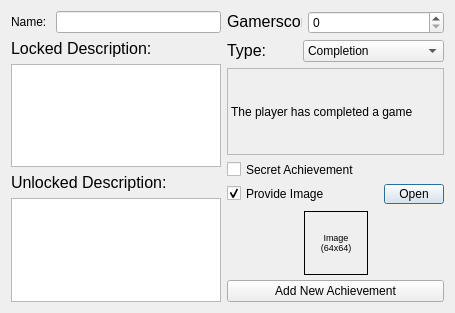
hetelek/XDBF-Manager, file XDBF/achievementinjectordialog.ui: the form before one commit.
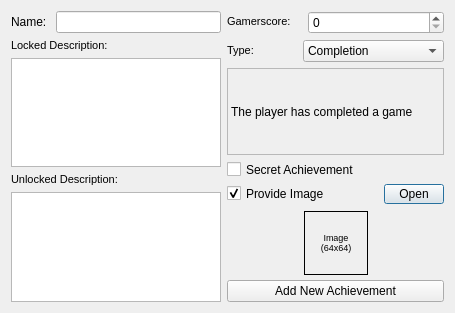
The form after the commit. Icons and pictures are not drawn.

Patch:
```diff
--- a/XDBF/achievementinjectordialog.ui
+++ b/XDBF/achievementinjectordialog.ui
@@ -16,6 +16,11 @@
     <height>313</height>
    </size>
   </property>
+  <property name="font">
+   <font>
+    <family>Arial</family>
+   </font>
+  </property>
   <property name="windowTitle">
    <string>Achievement Adder Dialog</string>
   </property>
@@ -44,12 +49,17 @@
       <layout class="QVBoxLayout" name="verticalLayout_4">
        <item>
         <widget class="QLabel" name="label_6">
+         <property name="font">
+          <font>
+           <family>Arial</family>
+          </font>
+         </property>
          <property name="text">
           <string>&lt;!DOCTYPE HTML PUBLIC &quot;-//W3C//DTD HTML 4.0//EN&quot; &quot;http://www.w3.org/TR/REC-html40/strict.dtd&quot;&gt;
 &lt;html&gt;&lt;head&gt;&lt;meta name=&quot;qrichtext&quot; content=&quot;1&quot; /&gt;&lt;style type=&quot;text/css&quot;&gt;
 p, li { white-space: pre-wrap; }
-&lt;/style&gt;&lt;/head&gt;&lt;body style=&quot; font-family:'Lucida Grande'; font-size:13pt; font-weight:400; font-style:normal;&quot;&gt;
-&lt;p style=&quot; margin-top:0px; margin-bottom:0px; margin-left:0px; margin-right:0px; -qt-block-indent:0; text-indent:0px;&quot;&gt;&lt;span style=&quot; font-family:'MS Shell Dlg 2'; font-size:12pt;&quot;&gt;Locked Description:&lt;/span&gt;&lt;/p&gt;&lt;/body&gt;&lt;/html&gt;</string>
+&lt;/style&gt;&lt;/head&gt;&lt;body style=&quot; font-family:'MS Shell Dlg 2'; font-size:8.25pt; font-weight:400; font-style:normal;&quot;&gt;
+&lt;p style=&quot; margin-top:0px; margin-bottom:0px; margin-left:0px; margin-right:0px; -qt-block-indent:0; text-indent:0px;&quot;&gt;&lt;span style=&quot; font-size:8pt;&quot;&gt;Locked Description:&lt;/span&gt;&lt;/p&gt;&lt;/body&gt;&lt;/html&gt;</string>
          </property>
         </widget>
        </item>
@@ -72,12 +82,17 @@
       <layout class="QVBoxLayout" name="verticalLayout_3">
        <item>
         <widget class="QLabel" name="label_5">
+         <property name="font">
+          <font>
+           <family>Arial</family>
+          </font>
+         </property>
          <property name="text">
           <string>&lt;!DOCTYPE HTML PUBLIC &quot;-//W3C//DTD HTML 4.0//EN&quot; &quot;http://www.w3.org/TR/REC-html40/strict.dtd&quot;&gt;
 &lt;html&gt;&lt;head&gt;&lt;meta name=&quot;qrichtext&quot; content=&quot;1&quot; /&gt;&lt;style type=&quot;text/css&quot;&gt;
 p, li { white-space: pre-wrap; }
-&lt;/style&gt;&lt;/head&gt;&lt;body style=&quot; font-family:'Lucida Grande'; font-size:13pt; font-weight:400; font-style:normal;&quot;&gt;
-&lt;p style=&quot; margin-top:0px; margin-bottom:0px; margin-left:0px; margin-right:0px; -qt-block-indent:0; text-indent:0px;&quot;&gt;&lt;span style=&quot; font-family:'MS Shell Dlg 2'; font-size:12pt;&quot;&gt;Unlocked Description:&lt;/span&gt;&lt;/p&gt;&lt;/body&gt;&lt;/html&gt;</string>
+&lt;/style&gt;&lt;/head&gt;&lt;body style=&quot; font-family:'MS Shell Dlg 2'; font-size:8.25pt; font-weight:400; font-style:normal;&quot;&gt;
+&lt;p style=&quot; margin-top:0px; margin-bottom:0px; margin-left:0px; margin-right:0px; -qt-block-indent:0; text-indent:0px;&quot;&gt;&lt;span style=&quot; font-size:8pt;&quot;&gt;Unlocked Description:&lt;/span&gt;&lt;/p&gt;&lt;/body&gt;&lt;/html&gt;</string>
          </property>
         </widget>
        </item>
@@ -114,12 +129,17 @@
          <height>20</height>
         </size>
        </property>
+       <property name="font">
+        <font>
+         <family>Arial</family>
+        </font>
+       </property>
        <property name="text">
         <string>&lt;!DOCTYPE HTML PUBLIC &quot;-//W3C//DTD HTML 4.0//EN&quot; &quot;http://www.w3.org/TR/REC-html40/strict.dtd&quot;&gt;
 &lt;html&gt;&lt;head&gt;&lt;meta name=&quot;qrichtext&quot; content=&quot;1&quot; /&gt;&lt;style type=&quot;text/css&quot;&gt;
 p, li { white-space: pre-wrap; }
-&lt;/style&gt;&lt;/head&gt;&lt;body style=&quot; font-family:'Lucida Grande'; font-size:13pt; font-weight:400; font-style:normal;&quot;&gt;
-&lt;p style=&quot; margin-top:0px; margin-bottom:0px; margin-left:0px; margin-right:0px; -qt-block-indent:0; text-indent:0px;&quot;&gt;&lt;span style=&quot; font-family:'MS Shell Dlg 2'; font-size:12pt;&quot;&gt;Gamerscore:&lt;/span&gt;&lt;/p&gt;&lt;/body&gt;&lt;/html&gt;</string>
+&lt;/style&gt;&lt;/head&gt;&lt;body style=&quot; font-family:'MS Shell Dlg 2'; font-size:8.25pt; font-weight:400; font-style:normal;&quot;&gt;
+&lt;p style=&quot; margin-top:0px; margin-bottom:0px; margin-left:0px; margin-right:0px; -qt-block-indent:0; text-indent:0px;&quot;&gt;&lt;span style=&quot; font-size:8pt;&quot;&gt;Gamerscore:&lt;/span&gt;&lt;/p&gt;&lt;/body&gt;&lt;/html&gt;</string>
        </property>
       </widget>
      </item>
@@ -148,12 +168,17 @@
          <height>20</height>
         </size>
        </property>
+       <property name="font">
+        <font>
+         <family>Arial</family>
+        </font>
+       </property>
        <property name="text">
         <string>&lt;!DOCTYPE HTML PUBLIC &quot;-//W3C//DTD HTML 4.0//EN&quot; &quot;http://www.w3.org/TR/REC-html40/strict.dtd&quot;&gt;
 &lt;html&gt;&lt;head&gt;&lt;meta name=&quot;qrichtext&quot; content=&quot;1&quot; /&gt;&lt;style type=&quot;text/css&quot;&gt;
 p, li { white-space: pre-wrap; }
-&lt;/style&gt;&lt;/head&gt;&lt;body style=&quot; font-family:'Lucida Grande'; font-size:13pt; font-weight:400; font-style:normal;&quot;&gt;
-&lt;p style=&quot; margin-top:0px; margin-bottom:0px; margin-left:0px; margin-right:0px; -qt-block-indent:0; text-indent:0px;&quot;&gt;&lt;span style=&quot; font-family:'MS Shell Dlg 2'; font-size:12pt;&quot;&gt;Type:&lt;/span&gt;&lt;/p&gt;&lt;/body&gt;&lt;/html&gt;</string>
+&lt;/style&gt;&lt;/head&gt;&lt;body style=&quot; font-family:'MS Shell Dlg 2'; font-size:8.25pt; font-weight:400; font-style:normal;&quot;&gt;
+&lt;p style=&quot; margin-top:0px; margin-bottom:0px; margin-left:0px; margin-right:0px; -qt-block-indent:0; text-indent:0px;&quot;&gt;&lt;span style=&quot; font-size:8pt;&quot;&gt;Type:&lt;/span&gt;&lt;/p&gt;&lt;/body&gt;&lt;/html&gt;</string>
        </property>
       </widget>
      </item>
```
Left out of the diff: 30 changed lines with no effect on the pictures.
